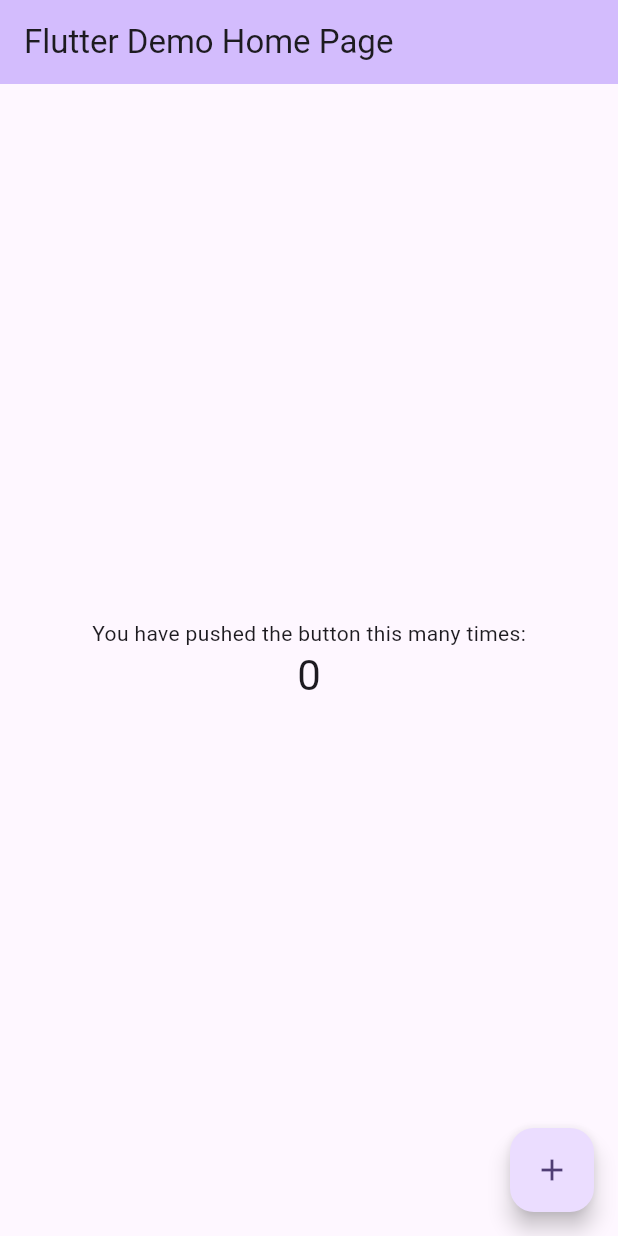
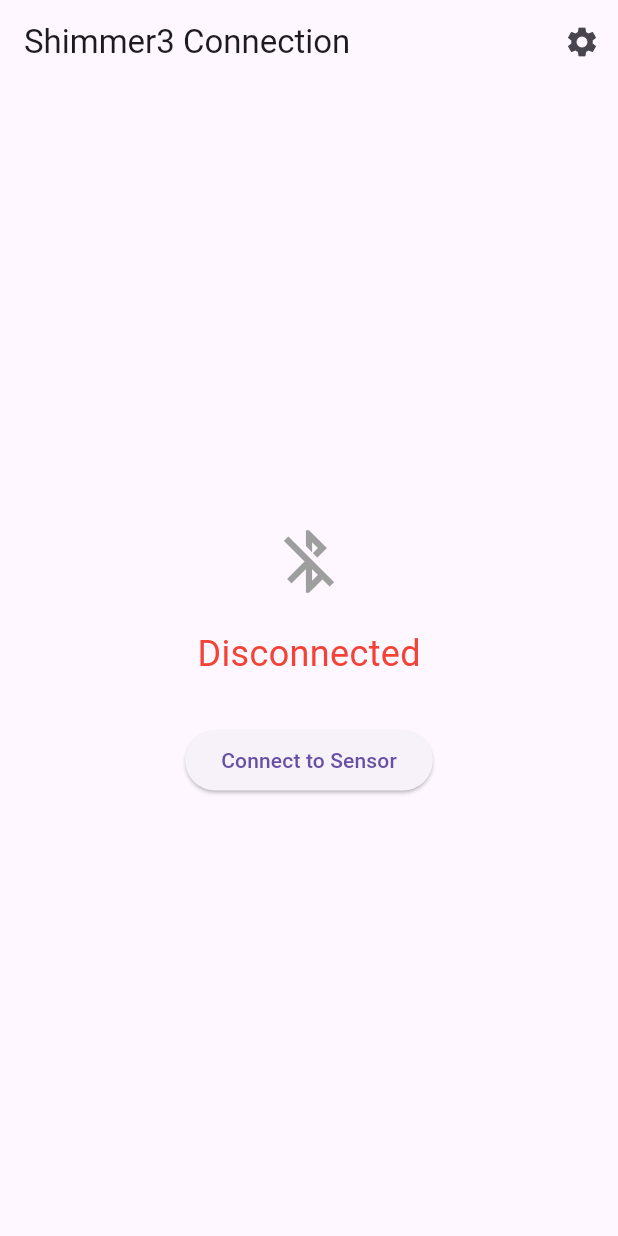
Before and after one commit to GuilhermeAleixo-iul/Emotion_Sensor_APP1, a Flutter app: the screen it shows after launch, on a phone screen of 412 x 824 dp. Run offline on Flutter 3.47's test engine with Material 3 defaults, Android fonts, the phone set to English and light mode, and no system bars.

```diff
--- a/lib/main.dart
+++ b/lib/main.dart
@@ -1,4 +1,5 @@
 import 'package:flutter/material.dart';
+import 'pages/home_page.dart'; // HomePage for Bluetooth connection
 
 void main() {
   runApp(const MyApp());
@@ -7,116 +8,15 @@ void main() {
 class MyApp extends StatelessWidget {
   const MyApp({super.key});
 
-  // This widget is the root of your application.
   @override
   Widget build(BuildContext context) {
     return MaterialApp(
-      title: 'Flutter Demo',
+      title: 'Emotion Sensor App', // App name (visible to users)
       theme: ThemeData(
-        // This is the theme of your application.
-        //
-        // TRY THIS: Try running your application with "flutter run". You'll see
-        // the application has a purple toolbar. Then, without quitting the app,
-        // try changing the seedColor in the colorScheme below to Colors.green
-        // and then invoke "hot reload" (save your changes or press the "hot
-        // reload" button in a Flutter-supported IDE, or press "r" if you used
-        // the command line to start the app).
-        //
-        // Notice that the counter didn't reset back to zero; the application
-        // state is not lost during the reload. To reset the state, use hot
-        // restart instead.
-        //
-        // This works for code too, not just values: Most code changes can be
-        // tested with just a hot reload.
-        colorScheme: ColorScheme.fromSeed(seedColor: Colors.deepPurple),
+        primarySwatch: Colors.blue, // Primary color
       ),
-      home: const MyHomePage(title: 'Flutter Demo Home Page'),
+      home: const HomePage(), // Main screen
+      debugShowCheckedModeBanner: false, // Remove debug banner
     );
   }
 }
-
-class MyHomePage extends StatefulWidget {
-  const MyHomePage({super.key, required this.title});
-
-  // This widget is the home page of your application. It is stateful, meaning
-  // that it has a State object (defined below) that contains fields that affect
-  // how it looks.
-
-  // This class is the configuration for the state. It holds the values (in this
-  // case the title) provided by the parent (in this case the App widget) and
-  // used by the build method of the State. Fields in a Widget subclass are
-  // always marked "final".
-
-  final String title;
-
-  @override
-  State<MyHomePage> createState() => _MyHomePageState();
-}
-
-class _MyHomePageState extends State<MyHomePage> {
-  int _counter = 0;
-
-  void _incrementCounter() {
-    setState(() {
-      // This call to setState tells the Flutter framework that something has
-      // changed in this State, which causes it to rerun the build method below
-      // so that the display can reflect the updated values. If we changed
-      // _counter without calling setState(), then the build method would not be
-      // called again, and so nothing would appear to happen.
-      _counter++;
-    });
-  }
-
-  @override
-  Widget build(BuildContext context) {
-    // This method is rerun every time setState is called, for instance as done
-    // by the _incrementCounter method above.
-    //
-    // The Flutter framework has been optimized to make rerunning build methods
-    // fast, so that you can just rebuild anything that needs updating rather
-    // than having to individually change instances of widgets.
-    return Scaffold(
-      appBar: AppBar(
-        // TRY THIS: Try changing the color here to a specific color (to
-        // Colors.amber, perhaps?) and trigger a hot reload to see the AppBar
-        // change color while the other colors stay the same.
-        backgroundColor: Theme.of(context).colorScheme.inversePrimary,
-        // Here we take the value from the MyHomePage object that was created by
-        // the App.build method, and use it to set our appbar title.
-        title: Text(widget.title),
-      ),
-      body: Center(
-        // Center is a layout widget. It takes a single child and positions it
-        // in the middle of the parent.
-        child: Column(
-          // Column is also a layout widget. It takes a list of children and
-          // arranges them vertically. By default, it sizes itself to fit its
-          // children horizontally, and tries to be as tall as its parent.
-          //
-          // Column has various properties to control how it sizes itself and
-          // how it positions its children. Here we use mainAxisAlignment to
-          // center the children vertically; the main axis here is the vertical
-          // axis because Columns are vertical (the cross axis would be
-          // horizontal).
-          //
-          // TRY THIS: Invoke "debug painting" (choose the "Toggle Debug Paint"
-          // action in the IDE, or press "p" in the console), to see the
-          // wireframe for each widget.
-          mainAxisAlignment: MainAxisAlignment.center,
-          children: <Widget>[
-            const Text('You have pushed the button this many times:'),
-            Text(
-              '$_counter',
-              style: Theme.of(context).textTheme.headlineMedium,
-            ),
-          ],
-        ),
-      ),
-      floatingActionButton: FloatingActionButton(
-        onPressed: _incrementCounter,
-        tooltip: 'Increment',
-        child: const Icon(Icons.add),
-      ), // This trailing comma makes auto-formatting nicer for build methods.
-    );
-  }
-}
--- /dev/null
+++ b/lib/pages/home_page.dart
@@ -0,0 +1,56 @@
+import 'package:flutter/material.dart';
+
+class HomePage extends StatefulWidget {
+  const HomePage({super.key});
+
+  @override
+  State<HomePage> createState() => _HomePageState();
+}
+
+class _HomePageState extends State<HomePage> {
+  bool _isConnected = false; // Tracks Bluetooth connection status
+
+  @override
+  Widget build(BuildContext context) {
+    return Scaffold(
+      appBar: AppBar(
+        title: const Text("Shimmer3 Connection"), // Screen title
+        actions: [
+          IconButton(
+            icon: const Icon(Icons.settings),
+            onPressed: () {}, // TODO: Add settings screen
+          ),
+        ],
+      ),
+      body: Center(
+        child: Column(
+          mainAxisAlignment: MainAxisAlignment.center,
+          children: [
+            Icon(
+              _isConnected ? Icons.bluetooth_connected : Icons.bluetooth_disabled,
+              size: 50,
+              color: _isConnected ? Colors.green : Colors.grey,
+            ),
+            const SizedBox(height: 20),
+            Text(
+              _isConnected ? "Connected" : "Disconnected", // Connection status text
+              style: TextStyle(
+                fontSize: 24,
+                color: _isConnected ? Colors.green : Colors.red,
+              ),
+            ),
+            const SizedBox(height: 30),
+            ElevatedButton(
+              onPressed: () {
+                setState(() {
+                  _isConnected = !_isConnected; // Simulate connection (replace later)
+                });
+              },
+              child: Text(_isConnected ? "Disconnect" : "Connect to Sensor"), // Button text
+            ),
+          ],
+        ),
+      ),
+    );
+  }
+}
```
Also changed, not shown: lib/services/shimmer_service.dart (added), lib/widgets/sensor_data_card.dart (added), 4 other files.
